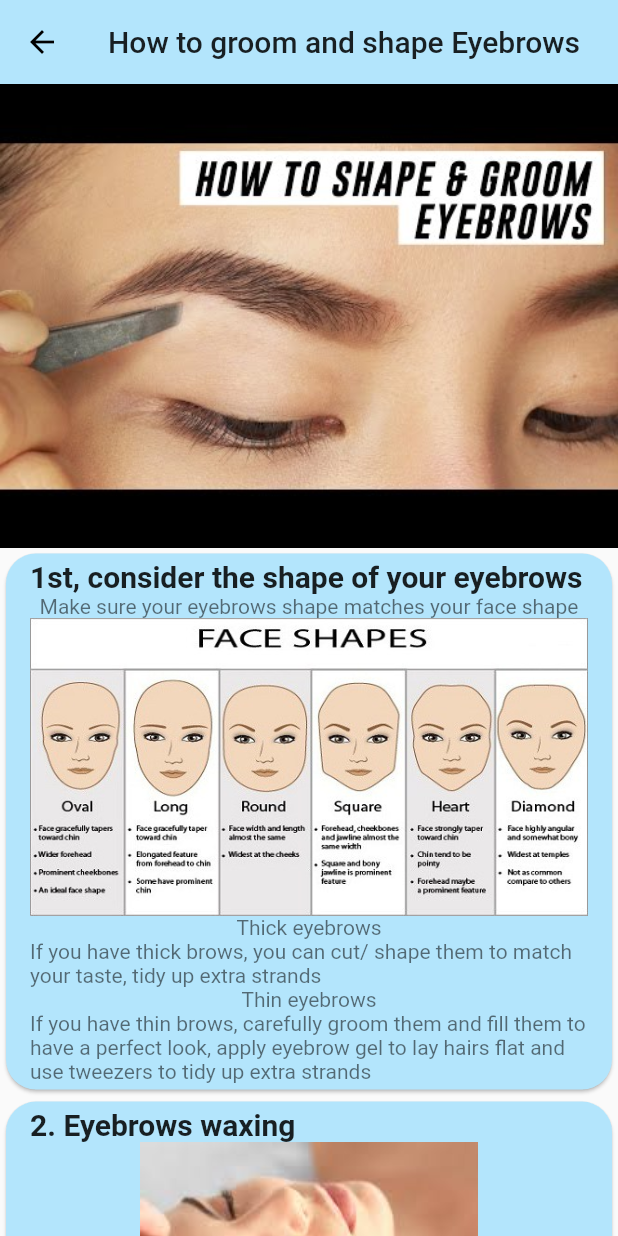
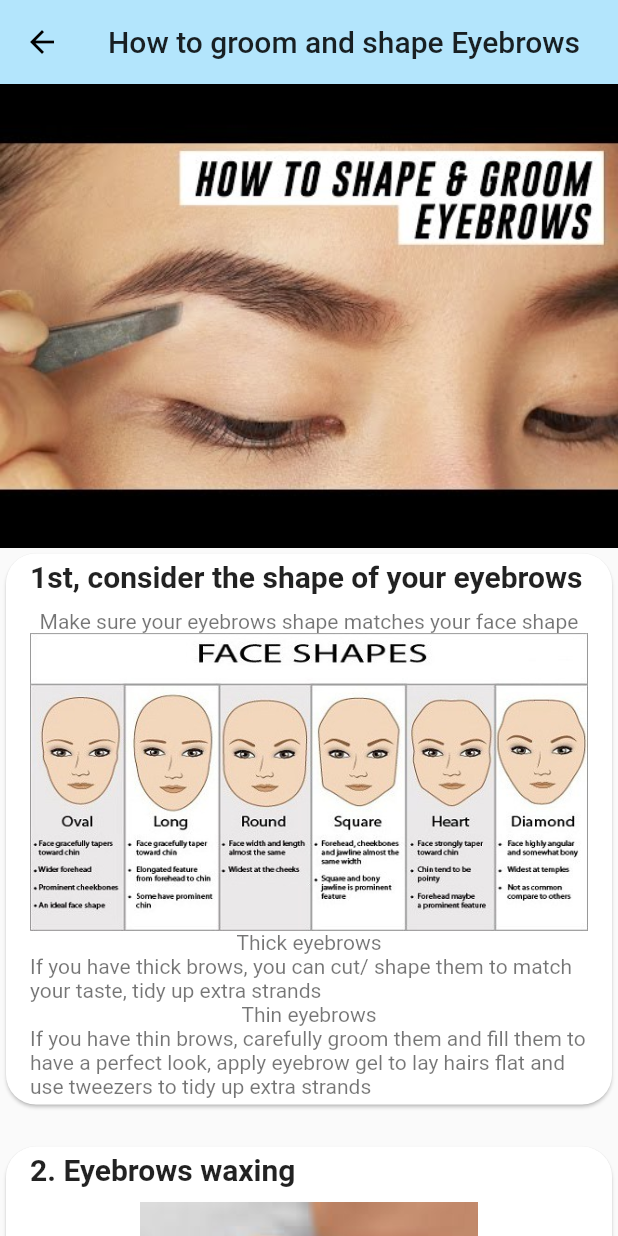
Before and after one commit to JosephineAkello/makeupBuddy, a Flutter app: the screen it shows after launch, in the side drawer, after a tap on "Eyebrows", on a phone screen of 412 x 824 dp. Run offline on Flutter 3.47's test engine with Material 2 defaults, Android fonts, the light colour scheme and no system bars.

Commit message:
modify page fonts and padding

```diff
--- a/lib/morescreens/eyebrows.dart
+++ b/lib/morescreens/eyebrows.dart
@@ -14,14 +14,16 @@ class Eyebrows extends StatelessWidget {
           Card(
             shape: RoundedRectangleBorder(
                 borderRadius: BorderRadius.circular(20.0)),
-            color: Colors.lightBlue[100],
             child: ListTile(
                 title: Text(
                   '1st, consider the shape of your eyebrows',
                   style: TextStyle(fontSize: 20.0, fontWeight: FontWeight.bold),
                 ),
                 subtitle: Column(
-                  children: <Widget>[
+                  children: [
+                    Padding(
+                      padding: EdgeInsets.only(top: 10.0),
+                    ),
                     Text(
                         'Make sure your eyebrows shape matches your face shape'),
                     Image.asset('assets/faceshapes.jpg'),
@@ -36,16 +38,21 @@ class Eyebrows extends StatelessWidget {
                   ],
                 )),
           ),
+          SizedBox(
+            height: 20.0,
+          ),
           Card(
             shape: RoundedRectangleBorder(
                 borderRadius: BorderRadius.circular(20.0)),
-            color: Colors.lightBlue[100],
             child: ListTile(
               title: Text(
                 '2. Eyebrows waxing',
                 style: TextStyle(fontSize: 20.0, fontWeight: FontWeight.bold),
               ),
               subtitle: Column(children: [
+                Padding(
+                  padding: EdgeInsets.only(top: 10.0),
+                ),
                 Image.asset('assets/waxing.jpeg'),
                 Text(
                     'While waxing,a warm wax is thinly applied with a wooden spatula to the hairs that will be removed, a paper strip is then applied directly over the area with the wax, gentle pressure is applied to ensure the hairs in the wax stick to the paper, the paper is then swiftly pulled away, pulling the hairs out directly from the root. '),
@@ -65,23 +72,31 @@ class Eyebrows extends StatelessWidget {
               ]),
             ),
           ),
+          SizedBox(
+            height: 20.0,
+          ),
           Card(
               shape: RoundedRectangleBorder(
                   borderRadius: BorderRadius.circular(20.0)),
-              color: Colors.lightBlue[100],
               child: ListTile(
                 title: Text(
                   '3. Eyebrows shaping kits',
                   style: TextStyle(fontSize: 20.0, fontWeight: FontWeight.bold),
                 ),
                 subtitle: Column(
-                  children: <Widget>[
+                  children: [
+                    Padding(
+                      padding: EdgeInsets.only(top: 10.0),
+                    ),
                     Image.asset('assets/shapingkit.jpg'),
                     Text(
                         'Check these amazing eyebrow shaping kits, some of them are stensils and brow Zings'),
                   ],
                 ),
               )),
+          SizedBox(
+            height: 20.0,
+          ),
           Card(
             shape: RoundedRectangleBorder(
                 borderRadius: BorderRadius.circular(20.0)),
@@ -92,7 +107,7 @@ class Eyebrows extends StatelessWidget {
               },
               icon: Icon(Icons.navigate_next),
               label: Text(
-                'Check out how to shape eyebrows',
+                'How to shape eyebrows',
                 style: TextStyle(
                     fontSize: 20.0,
                     fontWeight: FontWeight.bold,
```
